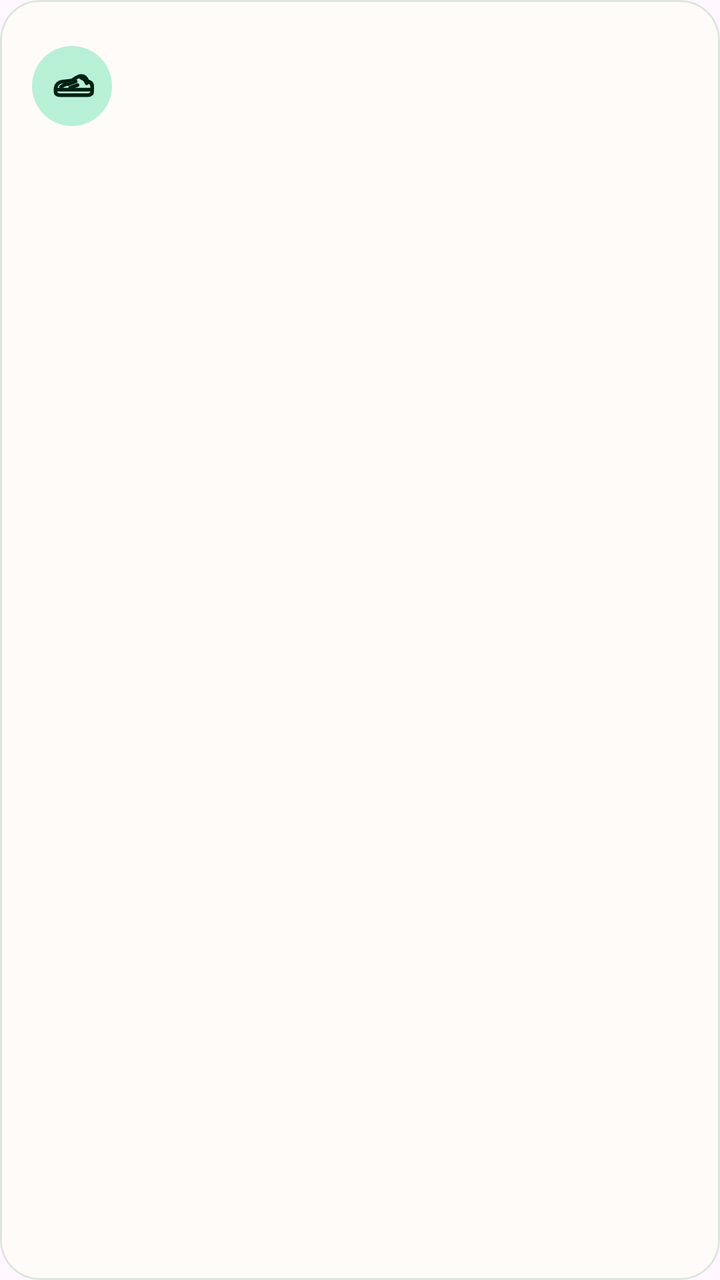
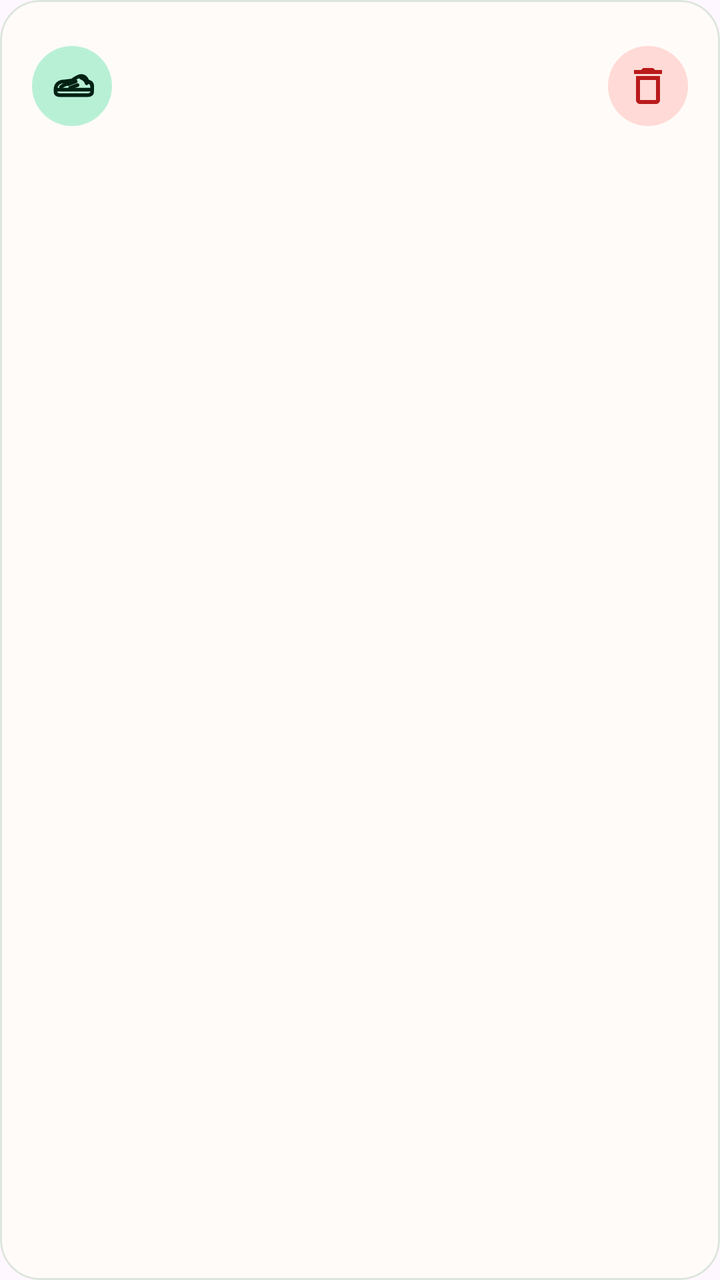

Before-and-after screenshots of an Android layout around one commit, followed by the original layout XML and the change that was made.
<!-- AndroidManifest.xml: application theme Theme.OpenRun -->
<!-- res/layout/item_session.xml -->
<?xml version="1.0" encoding="utf-8"?>
<com.google.android.material.card.MaterialCardView xmlns:android="http://schemas.android.com/apk/res/android"
    xmlns:app="http://schemas.android.com/apk/res-auto"
    android:layout_width="match_parent"
    android:layout_height="wrap_content"
    android:layout_marginBottom="10dp"
    android:clickable="true"
    android:focusable="true"
    android:foreground="?attr/selectableItemBackground"
    app:cardBackgroundColor="?attr/colorSurface"
    app:cardCornerRadius="20dp"
    app:cardElevation="0dp"
    app:strokeColor="@color/surface_variant"
    app:strokeWidth="1dp">

    <LinearLayout
        android:layout_width="match_parent"
        android:layout_height="wrap_content"
        android:baselineAligned="false"
        android:gravity="center_vertical"
        android:minHeight="76dp"
        android:orientation="horizontal"
        android:padding="16dp">

        <FrameLayout
            android:id="@+id/icon_container"
            android:layout_width="40dp"
            android:layout_height="40dp"
            android:background="@drawable/bg_circle"
            android:backgroundTint="@color/brand_primary_container">

            <ImageView
                android:id="@+id/icon_shoe"
                android:layout_width="22dp"
                android:layout_height="22dp"
                android:layout_gravity="center"
                android:importantForAccessibility="no"
                android:src="@drawable/ic_shoe_small"
                app:tint="@color/brand_on_primary_container" />
        </FrameLayout>

        <LinearLayout
            android:layout_width="0dp"
            android:layout_height="wrap_content"
            android:layout_marginStart="14dp"
            android:layout_weight="1"
            android:orientation="vertical">

            <TextView
                android:id="@+id/text_type"
                android:layout_width="wrap_content"
                android:layout_height="wrap_content"
                android:textAppearance="?attr/textAppearanceTitleMedium"
                android:textStyle="bold" />

            <TextView
                android:id="@+id/text_date"
                android:layout_width="wrap_content"
                android:layout_height="wrap_content"
                android:layout_marginTop="2dp"
                android:textAppearance="?attr/textAppearanceBodySmall"
                android:textColor="?attr/colorOnSurfaceVariant" />
        </LinearLayout>

        <LinearLayout
            android:layout_width="wrap_content"
            android:layout_height="wrap_content"
            android:gravity="end"
            android:orientation="vertical">

            <TextView
                android:id="@+id/text_distance"
                android:layout_width="wrap_content"
                android:layout_height="wrap_content"
                android:textAppearance="?attr/textAppearanceTitleMedium"
                android:textStyle="bold" />

            <TextView
                android:id="@+id/text_duration"
                android:layout_width="wrap_content"
                android:layout_height="wrap_content"
                android:textAppearance="?attr/textAppearanceBodySmall"
                android:textColor="?attr/colorOnSurfaceVariant" />

            <TextView
                android:id="@+id/text_pace"
                android:layout_width="wrap_content"
                android:layout_height="wrap_content"
                android:textAppearance="?attr/textAppearanceBodySmall"
                android:textColor="?attr/colorOnSurfaceVariant" />
        </LinearLayout>
    </LinearLayout>
</com.google.android.material.card.MaterialCardView>
<!-- resources referenced by this layout -->
<resources>
  <color name="brand_on_primary_container">#002114</color>
  <color name="brand_primary_container">#B8F0D6</color>
  <color name="surface_variant">#DDE5DF</color>
  <!-- drawable bg_circle (drawable) -->
  <?xml version="1.0" encoding="utf-8"?>
  <shape xmlns:android="http://schemas.android.com/apk/res/android"
      android:shape="oval">
      <solid android:color="@android:color/white" />
  </shape>
  <!-- drawable ic_shoe_small: vector/xml drawable (drawable, 2032 chars, omitted) -->
  <style name="Theme.OpenRun" parent="Theme.Material3.DayNight.NoActionBar">
          <item name="colorPrimary">@color/brand_primary</item>
          <item name="colorOnPrimary">@color/color_on_primary</item>
          <item name="colorPrimaryContainer">@color/brand_primary_container</item>
          <item name="colorOnPrimaryContainer">@color/brand_on_primary_container</item>
          <item name="colorSecondary">@color/brand_accent</item>
          <item name="colorOnSecondary">@color/brand_on_accent</item>
          <item name="colorError">@color/error</item>
          <item name="colorSurface">@color/surface</item>
          <item name="colorOnSurface">@color/on_surface</item>
          <item name="colorSurfaceVariant">@color/surface_variant</item>
          <item name="colorOnSurfaceVariant">@color/on_surface_variant</item>
          <item name="colorOutline">@color/outline</item>
  
          <item name="android:statusBarColor">@color/brand_primary_dark</item>
          <item name="android:windowLightStatusBar">false</item>
      </style>
  <color name="brand_primary">#0B6E4F</color>
  <color name="color_on_primary">#FFFFFF</color>
  <color name="brand_accent">#FF7A45</color>
  <color name="brand_on_accent">#3A0B00</color>
  <color name="error">#BA1A1A</color>
  <color name="surface">#FFFBF8</color>
  <color name="on_surface">#1B1C1A</color>
  <color name="on_surface_variant">#414944</color>
  <color name="outline">#717973</color>
  <color name="brand_primary_dark">#064732</color>
</resources>

<!-- the commit's change to res/layout/item_session.xml (unified diff, before → after) -->
@@ -58,6 +58,8 @@
                 android:layout_width="wrap_content"
                 android:layout_height="wrap_content"
                 android:layout_marginTop="2dp"
+                android:ellipsize="end"
+                android:maxLines="1"
                 android:textAppearance="?attr/textAppearanceBodySmall"
                 android:textColor="?attr/colorOnSurfaceVariant" />
         </LinearLayout>
@@ -89,5 +91,18 @@
                 android:textAppearance="?attr/textAppearanceBodySmall"
                 android:textColor="?attr/colorOnSurfaceVariant" />
         </LinearLayout>
+
+        <ImageButton
+            android:id="@+id/button_delete"
+            android:layout_width="40dp"
+            android:layout_height="40dp"
+            android:layout_marginStart="8dp"
+            android:background="@drawable/bg_circle"
+            android:backgroundTint="@color/error_container"
+            android:contentDescription="@string/delete_activity"
+            android:foreground="?attr/selectableItemBackgroundBorderless"
+            android:padding="10dp"
+            android:src="@drawable/ic_delete"
+            app:tint="@color/error" />
     </LinearLayout>
 </com.google.android.material.card.MaterialCardView>
<!-- resource entries referenced after the edit -->
@@ -9,7 +9,19 @@
       android:shape="oval">
       <solid android:color="@android:color/white" />
   </shape>
+  <!-- drawable ic_delete (drawable) -->
+  <?xml version="1.0" encoding="utf-8"?>
+  <vector xmlns:android="http://schemas.android.com/apk/res/android"
+      android:width="24dp"
+      android:height="24dp"
+      android:viewportWidth="24"
+      android:viewportHeight="24">
+      <path
+          android:fillColor="#FF000000"
+          android:pathData="M6,19c0,1.1 0.9,2 2,2h8c1.1,0 2,-0.9 2,-2V7H6v12zM8,9h8v10H8V9zM15.5,4l-1,-1h-5l-1,1H5v2h14V4z" />
+  </vector>
   <!-- drawable ic_shoe_small: vector/xml drawable (drawable, 2032 chars, omitted) -->
+  <string name="delete_activity">Delete</string>
   <style name="Theme.OpenRun" parent="Theme.Material3.DayNight.NoActionBar">
           <item name="colorPrimary">@color/brand_primary</item>
           <item name="colorOnPrimary">@color/color_on_primary</item>
@@ -32,6 +44,7 @@
   <color name="brand_accent">#FF7A45</color>
   <color name="brand_on_accent">#3A0B00</color>
   <color name="error">#BA1A1A</color>
+  <color name="error_container">#FFDAD6</color>
   <color name="surface">#FFFBF8</color>
   <color name="on_surface">#1B1C1A</color>
   <color name="on_surface_variant">#414944</color>
